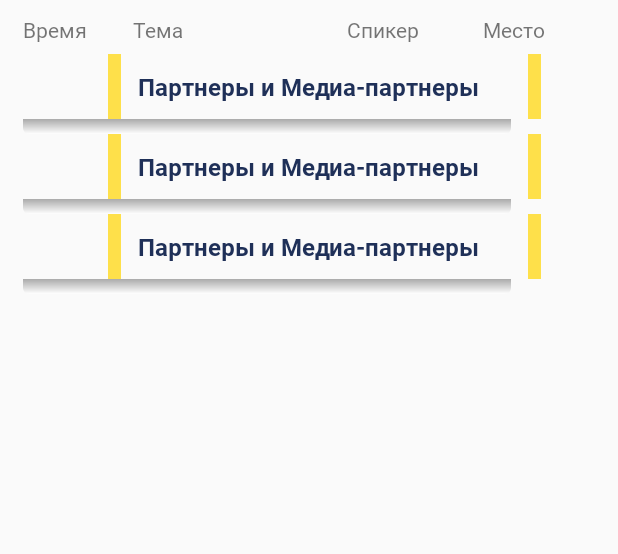
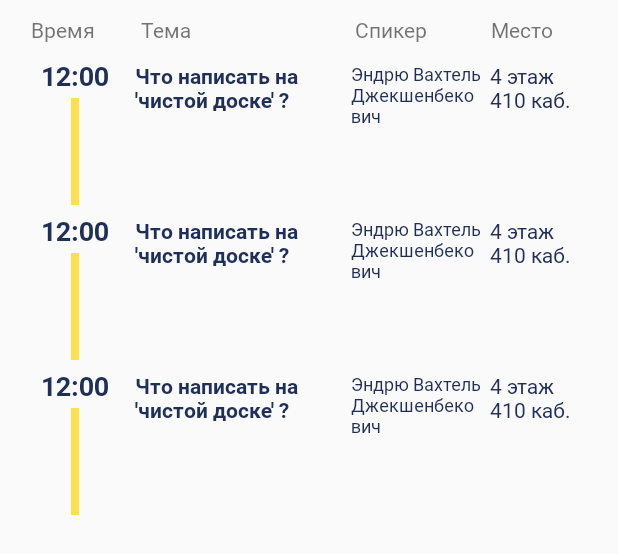
Before and after one commit to Alybaev/CareerFair, an Android app: the layout activity_shedule.xml on its own in the app's theme, with its tools: preview values and no code run, on a phone screen of 412 x 824 dp. Shown: the top 554 px of the screen. Run offline under Robolectric (Android 15) with nearby library versions, the phone set to English and light mode, and no system bars.

Commit message:
add backbtton,done with ui of Shedule

```diff
--- a/app/src/main/AndroidManifest.xml
+++ b/app/src/main/AndroidManifest.xml
@@ -20,7 +20,7 @@
         </activity>
         <activity android:name=".MainActivity" />
         <activity android:name=".ui.MainMenuActivity.MainMenuActivity" android:theme="@style/NoActionBar" />
-        <activity android:name=".ui.SheduleActivity.SheduleActivtiy"></activity>
+        <activity android:name=".ui.SheduleActivity.SheduleActivity"></activity>
     </application>
 
 </manifest>
--- a/app/src/main/java/kg/neobis/careerfair/ui/SheduleActivity/SheduleActivtiy.kt
+++ b/app/src/main/java/kg/neobis/careerfair/ui/SheduleActivity/SheduleActivity.kt
@@ -1,13 +1,15 @@
 package kg.neobis.careerfair.ui.SheduleActivity
 
-import android.support.v7.app.AppCompatActivity
 import android.os.Bundle
 import kg.neobis.careerfair.R
+import kg.neobis.careerfair.ui.BaseActivity
 
-class SheduleActivtiy : AppCompatActivity() {
+class SheduleActivity : BaseActivity() {
 
     override fun onCreate(savedInstanceState: Bundle?) {
         super.onCreate(savedInstanceState)
-        setContentView(R.layout.activity_shedule_activtiy)
+        setContentView(R.layout.activity_shedule)
     }
+
+
 }
--- a/app/src/main/res/layout/activity_shedule_activtiy.xml
+++ b/app/src/main/res/layout/activity_shedule.xml
@@ -5,7 +5,7 @@
     android:orientation="vertical"
     android:layout_width="match_parent"
     android:layout_height="match_parent"
-    tools:context=".ui.SheduleActivity.SheduleActivtiy"
+    tools:context=".ui.SheduleActivity.SheduleActivity"
     android:layout_marginStart="15dp"
     android:layout_marginEnd="15dp"
     android:layout_marginTop="10dp">
@@ -43,7 +43,7 @@
         android:id="@+id/RecycleViewSchedule"
         android:layout_width="match_parent"
         android:layout_height="match_parent"
-        tools:listitem="@layout/item_category" />
+        tools:listitem="@layout/item_shedule" />
 
 
 </LinearLayout>
--- a/app/src/main/res/layout/item_shedule.xml
+++ b/app/src/main/res/layout/item_shedule.xml
@@ -4,7 +4,7 @@
     android:orientation="horizontal"
     android:layout_width="match_parent"
     android:layout_height="103dp"
-    android:weightSum="100">
+    android:weightSum="105">
     <LinearLayout
         android:layout_width="0dp"
         android:layout_height="match_parent"
@@ -33,14 +33,14 @@
         />
     <TextView
         android:textSize="12dp"
-        android:layout_weight="20"
+        android:layout_weight="25"
         style="@style/SheduleItemStyle"
         tools:text="Эндрю Вахтель Джекшенбекович"
         />
     <TextView
-
+        android:layout_weight="20"
         style="@style/SheduleItemStyle"
-        tools:text="Что написать на 'чистой доске' ?"
+        tools:text="4 этаж 410 каб."
         />
 
 
--- a/app/src/main/res/values/strings.xml
+++ b/app/src/main/res/values/strings.xml
@@ -27,4 +27,6 @@
         <item>Спонсоры</item>
         <item>Опросы</item>
     </string-array>
+    <!--baseActivity-->
+    <string name="loading">Loading</string>
 </resources>
--- a/app/src/main/res/values/styles.xml
+++ b/app/src/main/res/values/styles.xml
@@ -52,7 +52,7 @@
     <style name="SheduleSubtitlesStyle">
         <item name="android:layout_width">0dp</item>
         <item name="android:layout_height">match_parent</item>
-        <item name="android:layout_marginEnd">5dp</item>
+        <item name="android:layout_marginStart">5dp</item>
         <item name="android:layout_gravity">center_vertical</item>
     </style>
 
@@ -60,7 +60,6 @@
         <item name="android:layout_marginTop">@dimen/margin_top_for_item_in_schedule</item>
         <item name="android:textSize">14dp</item>
         <item name="android:textColor">@color/colorPrimary</item>
-        <item name="android:layout_marginStart">5sp</item>
     </style>
 
 
```
Also changed, not shown: app/src/main/java/kg/neobis/careerfair/ui/BaseActivity.kt (added, +59 -0 lines), app/src/main/java/kg/neobis/careerfair/ui/MainMenuActivity/MainMenuActivity.kt (+16 -10 lines), app/src/main/java/kg/neobis/careerfair/ui/MainMenuActivity/MainMenuAdapter.kt (+7 -1 lines).
